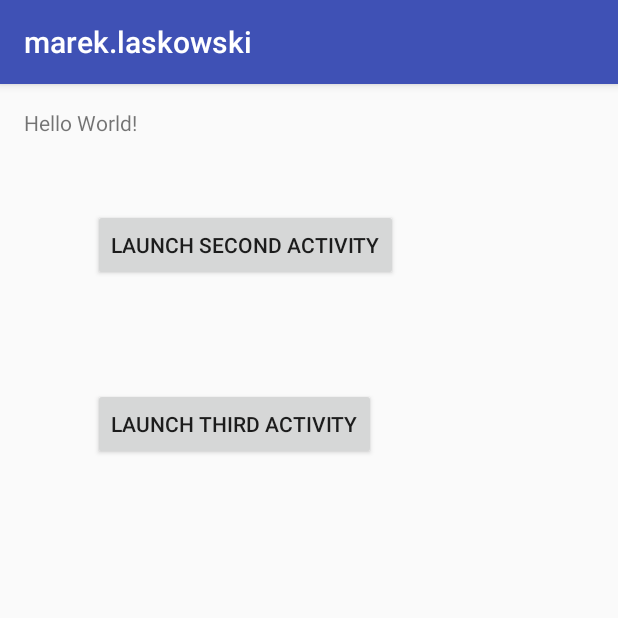
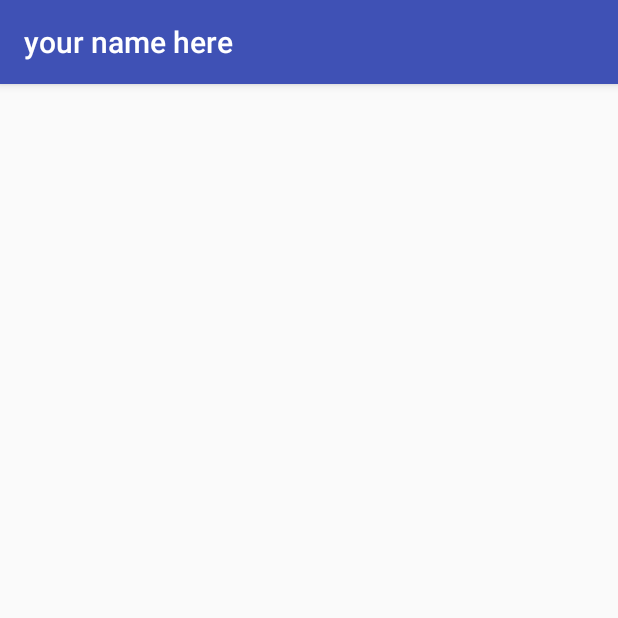
Before and after one commit to Markieta/Workshop2_Summer2017, an Android app: the screen it shows after launch (MainActivity before the commit, SecondActivity after it), after a tap on "LAUNCH SECOND ACTIVITY", on a phone screen of 412 x 824 dp, the top half of it. Run offline under Robolectric (Android 15) with nearby library versions, the phone set to English and light mode, and no system bars.

Commit message:
added an intent-filter and broadcast an intent to start SecondActivity

```diff
--- a/app/src/main/java/com/example/mareklaskowski/workshop2_summer2017/MainActivity.java
+++ b/app/src/main/java/com/example/mareklaskowski/workshop2_summer2017/MainActivity.java
@@ -1,5 +1,6 @@
 package com.example.mareklaskowski.workshop2_summer2017;
 
+import android.content.Intent;
 import android.support.v7.app.AppCompatActivity;
 import android.os.Bundle;
 import android.view.View;
@@ -10,7 +11,13 @@ public class MainActivity extends AppCompatActivity {
 
     //handle the button 2 click
     private void a2_button_click_handler(){
+        //display a toast for debugging - show the user...
         Toast.makeText(this, "a2 button was clicked", Toast.LENGTH_LONG).show();
+        //use an intent to launch our SecondActivity
+        //1. create an Intent (in this case implicit)
+        Intent a2Intent = new Intent("com.seneca.lab2b.marek"); //TODO: change to your name!
+        //2. use the Intent to start the SecondActivity
+        startActivity(a2Intent);
     }
 
     @Override
--- a/app/src/main/res/values/strings.xml
+++ b/app/src/main/res/values/strings.xml
@@ -1,3 +1,3 @@
 <resources>
-    <string name="app_name">marek.laskowski</string>
+    <string name="app_name">your name here</string>
 </resources>
```
Also changed, not shown: app/src/main/AndroidManifest.xml (+7 -2 lines).
